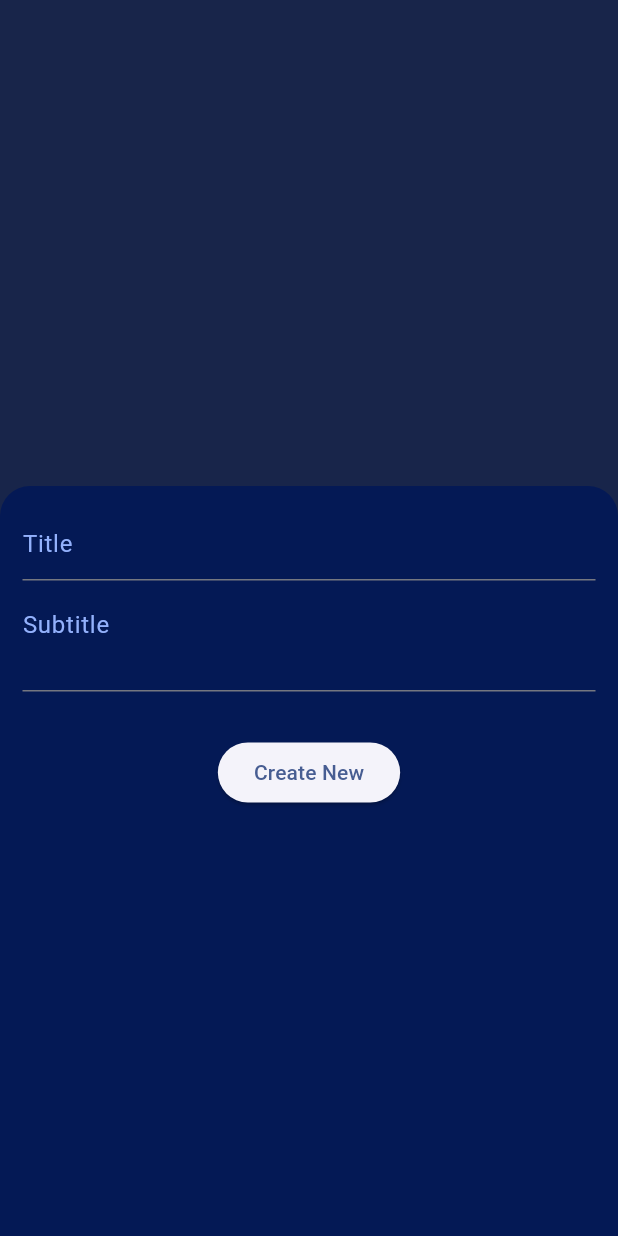
After one commit to koptodev012/Hive-Database---save-student-records, a Flutter app: the screen it shows after launch, after a tap on the "add" icon, on a phone screen of 412 x 824 dp. The commit adds this screen. Run offline on Flutter 3.47's test engine with Material 3 defaults, Android fonts, the phone set to English and light mode, and no system bars; our stand-ins replace hive, hive_flutter; accounts and stored records are empty.

Commit message:
Hive TODO App

```diff
--- a/lib/main.dart
+++ b/lib/main.dart
@@ -3,6 +3,7 @@ import 'dart:io';
 import 'package:flutter/material.dart';
 import 'package:hive/hive.dart';
 import 'package:hive_database_crud_operations/views/student_crud_screen.dart';
+import 'package:hive_database_crud_operations/views/todoApp_screen.dart';
 import 'package:path_provider/path_provider.dart';
 
 void main() async {
@@ -12,6 +13,7 @@ void main() async {
   Hive.init(document.path);
   //-------------- Create Hive Database ------------------
   await Hive.openBox("students");
+  await Hive.openBox("todo_list");
   // -----------------------------------------------------
 
   runApp(const MyApp());
@@ -23,12 +25,12 @@ class MyApp extends StatelessWidget {
   Widget build(BuildContext context) {
     return MaterialApp(
       debugShowCheckedModeBanner: false,
-      title: 'Hive CRUD Operations',
+      title: 'Hive TODO APP',
       theme: ThemeData(
-        colorScheme: ColorScheme.fromSeed(seedColor: Colors.deepPurple),
+        colorScheme: ColorScheme.fromSeed(seedColor: Color(0xff93B1FC)),
         useMaterial3: true,
       ),
-      home: const Crud(),
+      home: const TodoAppScreen(),
     );
   }
 }
--- /dev/null
+++ b/lib/views/todoApp_screen.dart
@@ -0,0 +1,291 @@
+import 'package:flutter/material.dart';
+import 'package:flutter/widgets.dart';
+import 'package:hive/hive.dart';
+
+class TodoAppScreen extends StatefulWidget {
+  const TodoAppScreen({super.key});
+
+  @override
+  State<TodoAppScreen> createState() => _TodoAppScreenState();
+}
+
+class _TodoAppScreenState extends State<TodoAppScreen> {
+  //--------------------------------------------
+  ////......... Hive Database...............
+  Box? todoList;
+  //........................................
+
+  TextEditingController titleController = TextEditingController();
+  TextEditingController subtitleController = TextEditingController();
+  TextEditingController searchController = TextEditingController();
+
+  List<Map<String, dynamic>> items = [];
+  bool isSelected = false;
+
+  @override
+  void initState() {
+    todoList = Hive.box("todo_list");
+    refreshItems();
+    super.initState();
+  }
+
+// Show Data
+  void refreshItems() {
+    final data = todoList?.keys.map((key) {
+      final item = todoList?.get(key);
+      return {"key": key, "title": item["title"], "subtitle": item["subtitle"]};
+    }).toList();
+
+    setState(() {
+      items = data!.reversed.toList();
+      print("Total ${items.length} Items Created..");
+    });
+  }
+
+// Add Data
+  Future<void> createItem(Map<String, dynamic> newItem) async {
+    await todoList?.add(newItem);
+    refreshItems();
+
+    ScaffoldMessenger.of(context).showSnackBar(const SnackBar(
+      content: Text("Added", style: TextStyle(color: Colors.white)),
+      backgroundColor: Colors.black,
+    ));
+  }
+
+  // Edit Data
+  Future<void> updateItem(int itemkey, Map<String, dynamic> item) async {
+    await todoList?.put(itemkey, item);
+    refreshItems();
+  }
+
+  // Delete Data
+  Future<void> deleteItem(int itemkey) async {
+    await todoList?.delete(itemkey);
+    refreshItems();
+
+    ScaffoldMessenger.of(context).showSnackBar(const SnackBar(
+      content: Text(
+        "An item has been deleted",
+        style: TextStyle(color: Colors.white),
+      ),
+      backgroundColor: Colors.black,
+    ));
+  }
+
+  void showForm(BuildContext context, int? itemkey) async {
+// edit Icon button code
+    if (itemkey != null) {
+      final exisitingItem =
+          items.firstWhere((element) => element["key"] == itemkey);
+      titleController.text = exisitingItem["title"];
+      subtitleController.text = exisitingItem["subtitle"];
+    }
+
+    if (isSelected == false) {
+      titleController.clear();
+      subtitleController.clear();
+    }
+
+    showModalBottomSheet(
+        context: context,
+        elevation: 5,
+        isScrollControlled: true,
+        builder: (_) {
+          return Container(
+            decoration: const BoxDecoration(
+                color: Color(0xff041955),
+                borderRadius: BorderRadius.only(
+                    topRight: Radius.circular(20),
+                    topLeft: Radius.circular(20))),
+            height: 500,
+            padding: EdgeInsets.only(
+                bottom: MediaQuery.of(context).viewInsets.bottom,
+                top: 15,
+                left: 15,
+                right: 15),
+            child: SingleChildScrollView(
+              child: Column(
+                crossAxisAlignment: CrossAxisAlignment.center,
+                children: [
+                  TextField(
+                    controller: titleController,
+                    style: const TextStyle(color: Colors.white),
+                    decoration: const InputDecoration(
+                        hintText: "Title",
+                        hintStyle: TextStyle(color: Color(0xff93B1FC))),
+                  ),
+                  const SizedBox(
+                    height: 10,
+                  ),
+                  TextField(
+                    maxLines: 2,
+                    controller: subtitleController,
+                    style: const TextStyle(color: Colors.white),
+                    decoration: const InputDecoration(
+                        hintText: "Subtitle",
+                        hintStyle: TextStyle(color: Color(0xff93B1FC))),
+                  ),
+                  const SizedBox(
+                    height: 30,
+                  ),
+                  ElevatedButton(
+                      onPressed: () {
+                        // call method for add item
+                        if (itemkey == null) {
+                          createItem({
+                            "title": titleController.text,
+                            "subtitle": subtitleController.text
+                          });
+                        }
+
+                        // call method for update item
+                        if (itemkey != null) {
+                          updateItem(itemkey, {
+                            "title": titleController.text,
+                            "subtitle": subtitleController.text
+                          });
+                        }
+
+                        // clear textfield
+                        titleController.clear();
+                        subtitleController.clear();
+                        Navigator.of(context).pop();
+                      },
+                      child: itemkey == null
+                          ? const Text("Create New")
+                          : const Text("Update")),
+                  const SizedBox(
+                    height: 20,
+                  ),
+                ],
+              ),
+            ),
+          );
+        });
+  }
+
+  // ==========================================
+  @override
+  Widget build(BuildContext context) {
+    return Scaffold(
+      backgroundColor: const Color(0xff3450A1),
+      floatingActionButton: FloatingActionButton(
+        backgroundColor: const Color(0xffEB07FF),
+        onPressed: () {
+          isSelected = false;
+          showForm(context, null);
+        },
+        child: const Icon(
+          Icons.add,
+          color: Colors.white,
+        ),
+      ),
+      body: items.isEmpty
+          ? const Center(
+              child: Text(
+                "Your TODO is empty",
+                style: TextStyle(color: Colors.white, fontSize: 25),
+              ),
+            )
+          : Column(
+              children: [
+                Container(
+                  color: const Color(0xff3450A1),
+                  child: Padding(
+                    padding: const EdgeInsets.only(
+                        top: 50.0, bottom: 10, left: 20, right: 25),
+                    child: Row(
+                      mainAxisAlignment: MainAxisAlignment.spaceBetween,
+                      children: [
+                        Expanded(
+                          child: Container(
+                            height: 50,
+                            child: TextFormField(
+                              controller: searchController,
+                              onChanged: (val) {
+                                searchController.text = val;
+                                print(searchController.text);
+                              },
+                              style: const TextStyle(
+                                color: Colors.white,
+                                fontSize: 18,
+                              ),
+                              decoration: InputDecoration(
+                                prefixIcon: const Icon(
+                                  Icons.search,
+                                  color: Color(0xff93B1FC),
+                                ),
+                                filled: true,
+                                fillColor: const Color(0xff3450A1),
+                                enabledBorder: OutlineInputBorder(
+                                  borderRadius: BorderRadius.circular(20),
+                                  borderSide: const BorderSide(
+                                      color: Color(0xff93B1FC), width: 1),
+                                ),
+                                focusedBorder: OutlineInputBorder(
+                                  borderRadius: BorderRadius.circular(20),
+                                  borderSide: const BorderSide(
+                                      color: Color(0xff93B1FC), width: 1),
+                                ),
+                              ),
+                              keyboardType: TextInputType.text,
+                            ),
+                          ),
+                        ),
+                      ],
+                    ),
+                  ),
+                ),
+                Expanded(
+                  child: ListView.builder(
+                      itemCount: items.length,
+                      itemBuilder: (context, index) {
+                        final currentItem = items[index];
+                        return Card(
+                          color: const Color(0xff041955),
+                          margin:
+                              const EdgeInsets.only(left: 15, right: 15, bottom: 10),
+                          elevation: 3,
+                          child: ListTile(
+                            title: Text(
+                              currentItem["title"],
+                              style: const TextStyle(color: Colors.white),
+                            ),
+                            subtitle: Text(
+                              currentItem["subtitle"],
+                              style: const TextStyle(color: Colors.white),
+                            ),
+                            trailing: Container(
+                              width: 100,
+                              child: Row(
+                                children: [
+                                  IconButton(
+                                      onPressed: () {
+                                        isSelected = true;
+                                        showForm(context, currentItem["key"]);
+                                      },
+                                      icon: const Icon(
+                                        Icons.edit,
+                                        color: Color(0xffEB07FF),
+                                      )),
+                                  IconButton(
+                                      onPressed: () {
+                                        deleteItem(currentItem["key"]);
+                                      },
+                                      icon: const Icon(
+                                        Icons.delete,
+                                        color: Color(0xff237BFF),
+                                      )),
+                                ],
+                              ),
+                            ),
+                          ),
+                        );
+                      }),
+                ),
+              ],
+            ),
+    );
+  }
+}
```
